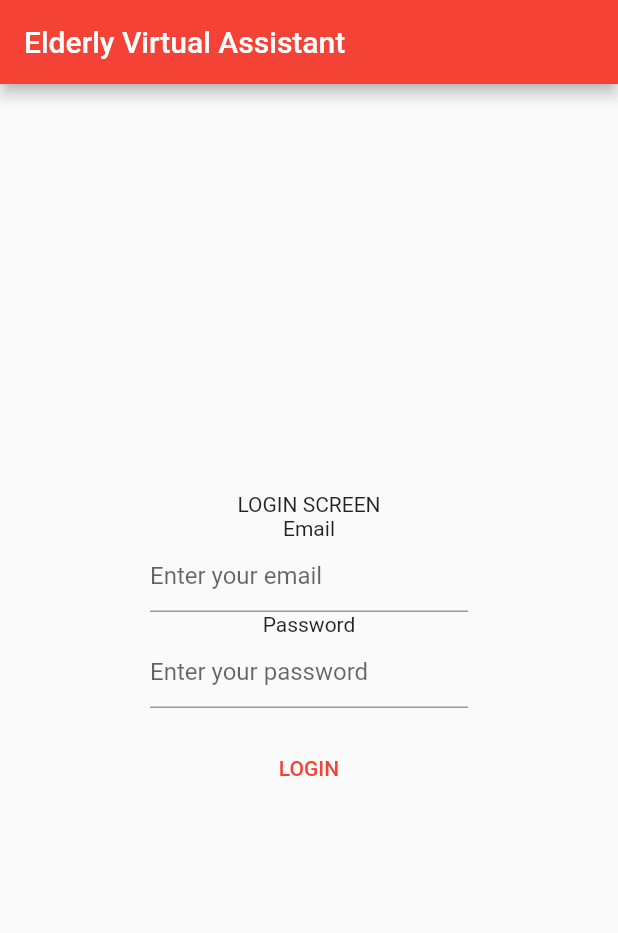
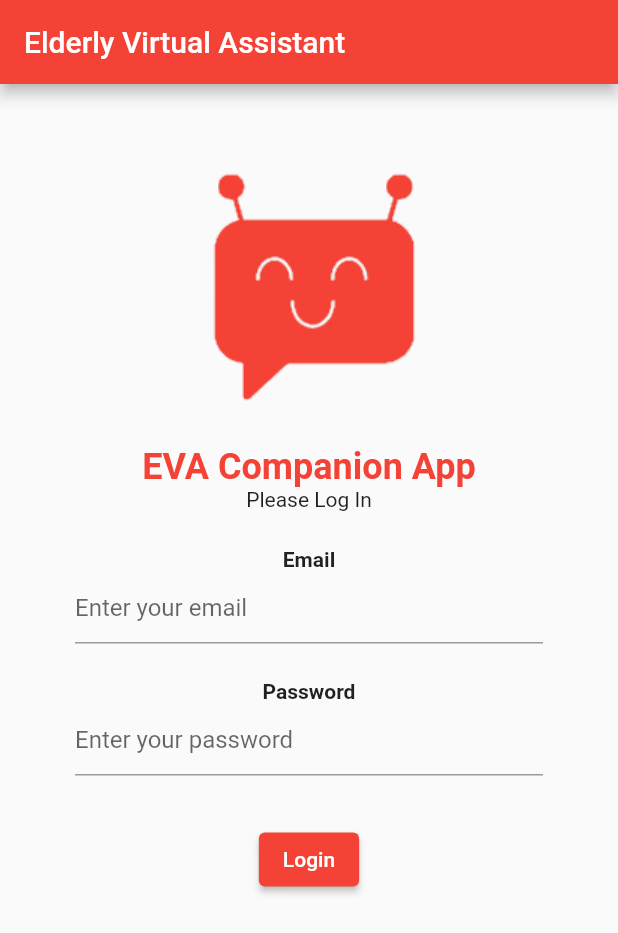
Before and after one commit to KroegerP/flutter-mobile-app, a Flutter app: the screen it shows after launch, on a phone screen of 412 x 824 dp. Shown: the top 933 px of the screen. Run offline on Flutter 3.47's test engine with Material 2 defaults, Android fonts, the phone set to English and light mode, and no system bars.

Commit message:
feat(login): Added EVA Image to Login

```diff
--- a/eva/lib/screens/login.dart
+++ b/eva/lib/screens/login.dart
@@ -1,5 +1,3 @@
-import 'dart:html';
-
 import 'package:eva/main.dart';
 import 'package:flutter/material.dart';
 
@@ -13,10 +11,13 @@ class LoginScreen extends StatefulWidget {
 }
 
 class _MyLoginScreenState extends State<LoginScreen> {
+  String _buttonText = "Login";
   final GlobalKey<FormState> _formKey = GlobalKey<FormState>();
   int _counter = 0;
+
   _goToHomeScreen() {
     if (_formKey.currentState!.validate()) {
+      _buttonText == "Hello" ? _buttonText = "Goodbye" : _buttonText = "Hello";
       // Process data.
       Navigator.pushNamedAndRemoveUntil(context, '/home', (_) => false);
     }
@@ -44,14 +45,32 @@ class _MyLoginScreenState extends State<LoginScreen> {
         body: Form(
             key: _formKey,
             child: Padding(
-                padding: const EdgeInsets.only(left: 100, right: 100),
+                padding: const EdgeInsets.only(left: 50, right: 50),
                 child: Center(
                   child: Column(
-                    mainAxisAlignment: MainAxisAlignment.center,
+                    mainAxisAlignment: MainAxisAlignment.start,
                     crossAxisAlignment: CrossAxisAlignment.center,
                     children: <Widget>[
-                      const Text("LOGIN SCREEN"),
-                      const Text("Email"),
+                      const Padding(
+                        padding: EdgeInsets.only(top: 48.0, bottom: 24.0),
+                        child: Image(
+                            image: AssetImage('assets/evaFace4HomeRed.png')),
+                      ),
+                      const Text.rich(TextSpan(
+                          text: "EVA Companion App",
+                          style: TextStyle(
+                              color: Colors.red,
+                              fontWeight: FontWeight.bold,
+                              fontSize: 24))),
+                      const Text.rich(TextSpan(
+                          text: "Please Log In",
+                          style: TextStyle(fontSize: 14))),
+                      const Padding(
+                        padding: EdgeInsets.only(top: 24),
+                        child: Text.rich(TextSpan(
+                            text: "Email",
+                            style: TextStyle(fontWeight: FontWeight.bold))),
+                      ),
                       TextFormField(
                         decoration:
                             const InputDecoration(hintText: "Enter your email"),
@@ -64,7 +83,12 @@ class _MyLoginScreenState extends State<LoginScreen> {
                           return null;
                         },
                       ),
-                      const Text("Password"),
+                      const Padding(
+                        padding: EdgeInsets.only(top: 24),
+                        child: Text.rich(TextSpan(
+                            text: "Password",
+                            style: TextStyle(fontWeight: FontWeight.bold))),
+                      ),
                       TextFormField(
                         obscureText: true,
                         decoration: const InputDecoration(
@@ -77,10 +101,14 @@ class _MyLoginScreenState extends State<LoginScreen> {
                         },
                       ),
                       Padding(
-                          padding: const EdgeInsets.symmetric(vertical: 16),
-                          child: TextButton(
-                              onPressed: _goToHomeScreen,
-                              child: const Text("LOGIN")))
+                        padding: const EdgeInsets.symmetric(vertical: 32),
+                        child: ElevatedButton(
+                            onPressed: _goToHomeScreen,
+                            child: Text.rich(TextSpan(text: _buttonText))),
+                      )
+                      //         TextButton(
+                      //             onPressed: _goToHomeScreen,
+                      //             child: const Text("LOGIN")))
                     ],
                   ),
                 ))));
--- a/eva/pubspec.yaml
+++ b/eva/pubspec.yaml
@@ -57,6 +57,7 @@ flutter:
   assets:
     - assets/chart.png
     - assets/sample.json
+    - assets/evaFace4HomeRed.png
   # The following line ensures that the Material Icons font is
   # included with your application, so that you can use the icons in
   # the material Icons class.
```
Also changed, not shown: eva/assets/evaFace4Home.png (added), eva/assets/evaFace4HomeRed.png (added).
